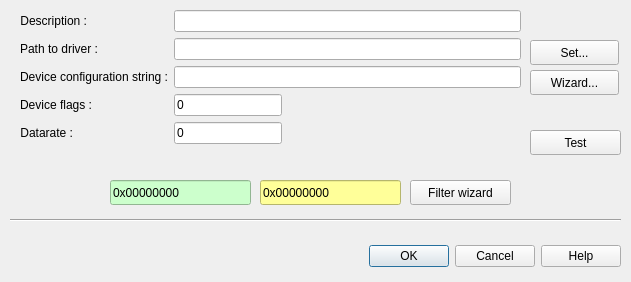
Qt form src/cdlgconnsettingscanal.ui (grodansparadis/vscp-works-qt) before a commit.
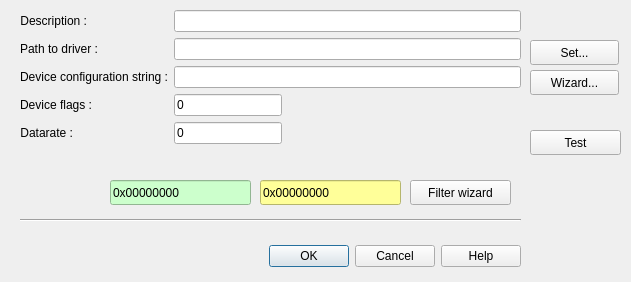
The same form after that commit.

What changed in the file:
```diff
--- a/src/cdlgconnsettingscanal.ui
+++ b/src/cdlgconnsettingscanal.ui
@@ -22,9 +22,9 @@
   <widget class="QDialogButtonBox" name="buttonBox">
    <property name="geometry">
     <rect>
-     <x>10</x>
+     <x>20</x>
      <y>240</y>
-     <width>611</width>
+     <width>501</width>
      <height>32</height>
     </rect>
    </property>
@@ -240,9 +240,9 @@
   <widget class="Line" name="line">
    <property name="geometry">
     <rect>
-     <x>10</x>
+     <x>20</x>
      <y>210</y>
-     <width>611</width>
+     <width>501</width>
      <height>20</height>
     </rect>
    </property>
```
